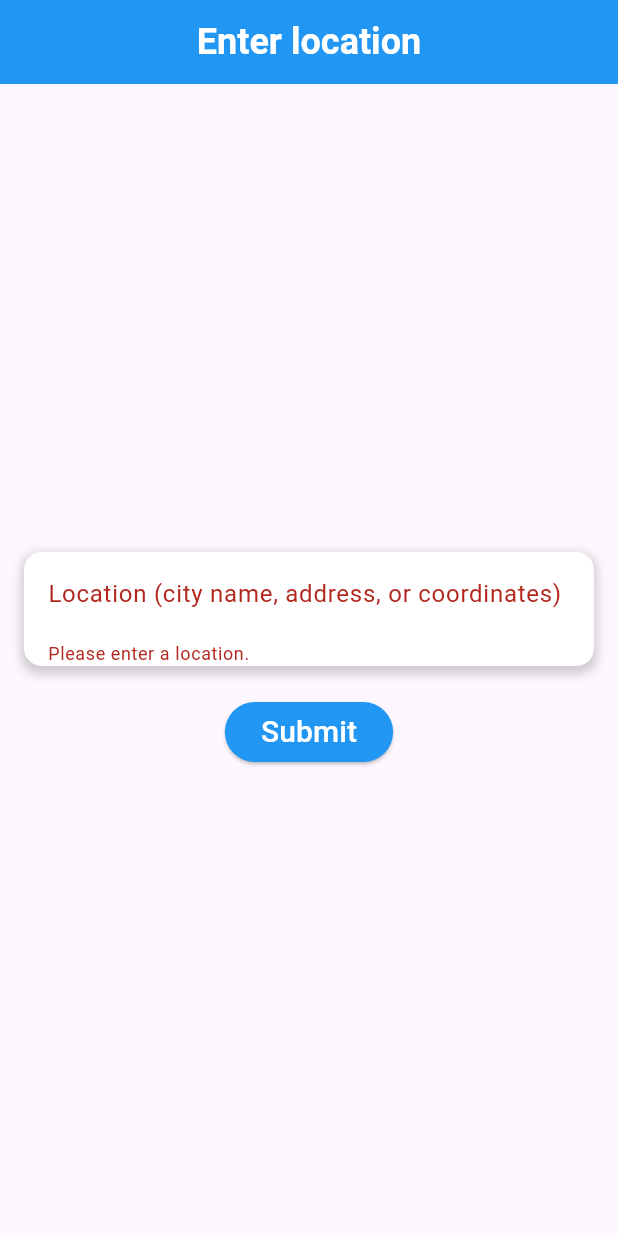
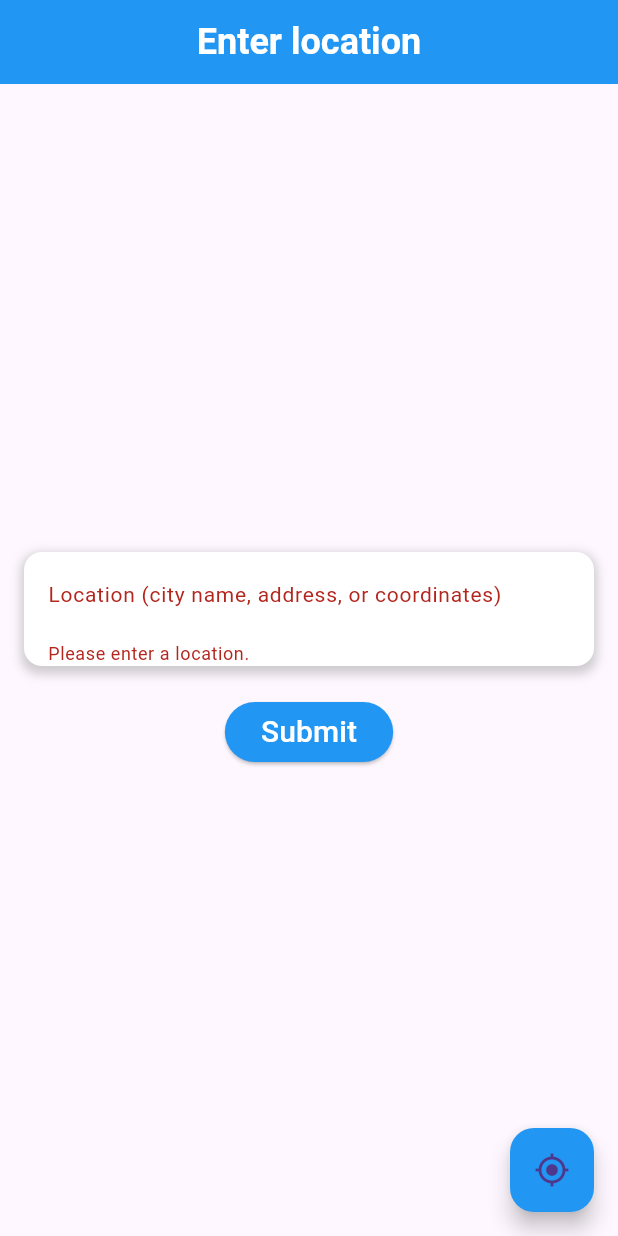
Before and after one commit to AnmolSaini28/RideSense-Assessment, a Flutter app: the screen it shows after launch, after a tap on "Submit", on a phone screen of 412 x 824 dp. Run offline on Flutter 3.47's test engine with Material 3 defaults, Android fonts, the phone set to English and light mode, and no system bars; our stand-ins replace geocoding, geolocator, google_maps_flutter, location.

Commit message:
Live Location Added

```diff
--- a/lib/main.dart
+++ b/lib/main.dart
@@ -1,25 +1,30 @@
 import 'package:flutter/material.dart';
+import 'package:map_flutter_app/providers/live_location_provider.dart';
+import 'package:map_flutter_app/providers/location_provider.dart';
 import 'package:map_flutter_app/screens/location_input%20_screen.dart';
 import 'package:provider/provider.dart';
-import 'providers/location_provider.dart';
 
 void main() {
-  runApp(const MyApp());
+  runApp(
+    MultiProvider(
+      providers: [
+        ChangeNotifierProvider(create: (_) => LocationProvider()),
+        ChangeNotifierProvider(create: (_) => LiveLocationProvider()),
+      ],
+      child: const MyApp(),
+    ),
+  );
 }
 
 class MyApp extends StatelessWidget {
-  const MyApp({super.key});
+  const MyApp({Key? key}) : super(key: key);
 
   @override
   Widget build(BuildContext context) {
-    return ChangeNotifierProvider(
-      create: (_) => LocationProvider(),
-      child: MaterialApp(
-        debugShowCheckedModeBanner: false,
-        title: 'Map App',
-        theme: ThemeData(primarySwatch: Colors.blue),
-        home: LocationInputScreen(),
-      ),
+    return MaterialApp(
+      debugShowCheckedModeBanner: false,
+      title: 'Map App',
+      home: LocationInputScreen(),
     );
   }
 }
--- a/lib/providers/location_provider.dart
+++ b/lib/providers/location_provider.dart
@@ -40,20 +40,20 @@ class LocationProvider with ChangeNotifier {
   // Function to convert location input to LatLng using Geocoding API
   Future<void> _getCoordinatesFromLocation(String location) async {
     try {
-      // Use the geocoding package to get coordinates from the location input
       List<Location> locations = await locationFromAddress(location);
 
       if (locations.isNotEmpty) {
-        // Extract the first result (usually the most relevant)
         Location loc = locations.first;
         _coordinates = LatLng(loc.latitude, loc.longitude);
         _formattedAddress = location; // Store the input as the address
+        notifyListeners(); // Ensure this is called to update the UI
       } else {
-        // Handle case where no results were found
         _errorMessage = "No coordinates found for the provided location.";
+        notifyListeners();
       }
     } catch (e) {
       _errorMessage = "Error retrieving coordinates: ${e.toString()}";
+      notifyListeners();
     }
   }
 
--- a/lib/screens/location_input _screen.dart
+++ b/lib/screens/location_input _screen.dart
@@ -1,7 +1,9 @@
 // ignore_for_file: file_names
 
 import 'package:flutter/material.dart';
+import 'package:map_flutter_app/providers/live_location_provider.dart';
 import 'package:map_flutter_app/providers/location_provider.dart';
+import 'package:map_flutter_app/screens/live_location_screen.dart';
 import 'package:map_flutter_app/screens/map_screen.dart';
 import 'package:provider/provider.dart';
 
@@ -13,6 +15,7 @@ class LocationInputScreen extends StatelessWidget {
   @override
   Widget build(BuildContext context) {
     final locationProvider = Provider.of<LocationProvider>(context);
+    final livelocationProvider = Provider.of<LiveLocationProvider>(context);
 
     return Scaffold(
       appBar: AppBar(
@@ -50,6 +53,7 @@ class LocationInputScreen extends StatelessWidget {
                 controller: _locationController,
                 decoration: InputDecoration(
                   labelText: 'Location (city name, address, or coordinates)',
+                  labelStyle: const TextStyle(fontSize: 14),
                   errorText: locationProvider.errorMessage,
                   border: OutlineInputBorder(
                     borderRadius: BorderRadius.circular(12.0),
@@ -89,6 +93,19 @@ class LocationInputScreen extends StatelessWidget {
           ],
         ),
       ),
+      floatingActionButton: Tooltip(
+        message: 'Live Location',
+        child: FloatingActionButton(
+          onPressed: () async {
+            await livelocationProvider.fetchLiveLocation;
+            Navigator.of(context).push(
+              MaterialPageRoute(builder: (context) => LiveLocationScreen()),
+            );
+          },
+          child: const Icon(Icons.my_location),
+          backgroundColor: Colors.blue,
+        ),
+      ),
     );
   }
 }
--- a/lib/screens/map_screen.dart
+++ b/lib/screens/map_screen.dart
@@ -31,7 +31,7 @@ class MapScreen extends StatelessWidget {
                     initialCameraPosition: CameraPosition(
                       target: locationProvider
                           .coordinates!, // Use the fetched coordinates
-                      zoom: 12.0,
+                      zoom: 10.0,
                     ),
                     markers: {
                       Marker(
--- a/pubspec.yaml
+++ b/pubspec.yaml
@@ -39,6 +39,7 @@ dependencies:
   google_maps_flutter: ^2.9.0
   geolocator: ^13.0.1
   geocoding: ^3.0.0
+  location: ^6.0.2
 
 dev_dependencies:
   flutter_test:
```
Also changed, not shown: lib/providers/live_location_provider.dart (added, +92 -0 lines), lib/screens/live_location_screen.dart (added, +77 -0 lines), pubspec.lock, 5 other files.
